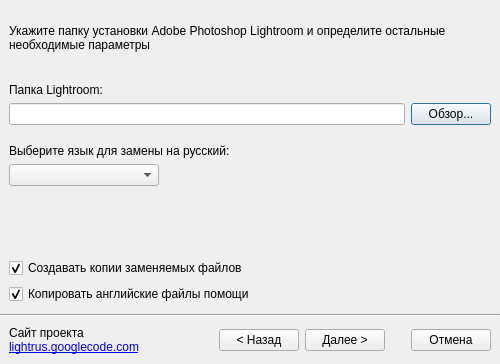
Above: maindialog.ui from HatteOne/lightrus before the change. Below: the same form after it.
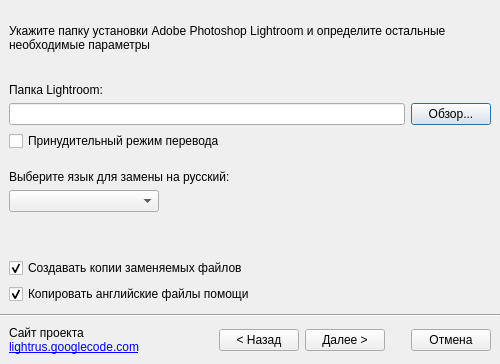
That is the form after the change. The open tabs and pages were chosen to show the change. Icons and pictures are not drawn.

Commit message: Installer script has been converted to unicode. Force mode of translation has been added.

```diff
--- a/maindialog.ui
+++ b/maindialog.ui
@@ -250,6 +250,20 @@
            </item>
           </layout>
          </item>
+         <item>
+          <widget class="QCheckBox" name="check_box_forced_mode">
+           <property name="toolTip">
+            <string>&lt;!DOCTYPE HTML PUBLIC &quot;-//W3C//DTD HTML 4.0//EN&quot; &quot;http://www.w3.org/TR/REC-html40/strict.dtd&quot;&gt;
+&lt;html&gt;&lt;head&gt;&lt;meta name=&quot;qrichtext&quot; content=&quot;1&quot; /&gt;&lt;style type=&quot;text/css&quot;&gt;
+p, li { white-space: pre-wrap; }
+&lt;/style&gt;&lt;/head&gt;&lt;body style=&quot; font-family:'MS Shell Dlg 2'; font-size:8.25pt; font-weight:400; font-style:normal;&quot;&gt;
+&lt;p style=&quot; margin-top:0px; margin-bottom:0px; margin-left:0px; margin-right:0px; -qt-block-indent:0; text-indent:0px;&quot;&gt;&lt;span style=&quot; font-size:8pt; font-weight:600; font-style:italic;&quot;&gt;Принудительный режим перевода&lt;/span&gt;&lt;span style=&quot; font-size:8pt;&quot;&gt; может помочь в случае, если русификатор не может распознать введенный путь к Lightroom и отключает кнопку &amp;quot;Перевести&amp;quot;.&lt;/span&gt;&lt;/p&gt;&lt;/body&gt;&lt;/html&gt;</string>
+           </property>
+           <property name="text">
+            <string>Принудительный режим перевода</string>
+           </property>
+          </widget>
+         </item>
          <item>
           <spacer name="vertical_spacer_parameters_2">
            <property name="orientation">
```
Left out of the diff: 2 changed lines with no effect on the pictures. The commit also changes 4 other files.
